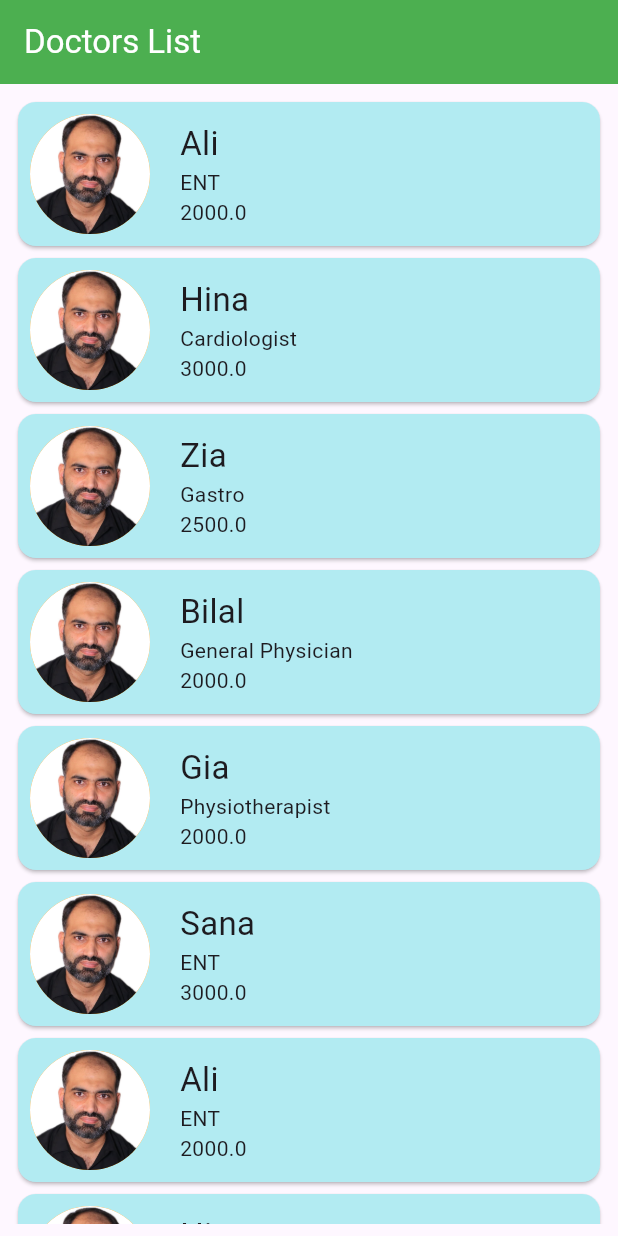
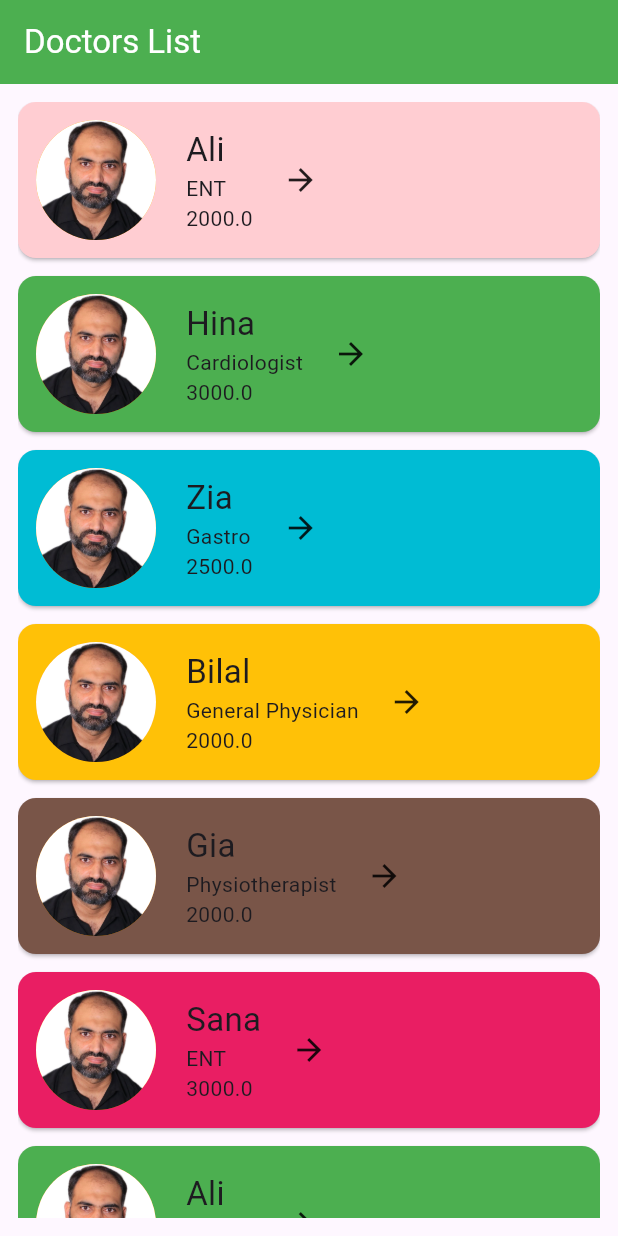
Before and after one commit to abidroid/flutter_online_june_project, a Flutter app: the screen it shows after launch, on a phone screen of 412 x 824 dp. Run offline on Flutter 3.47's test engine with Material 3 defaults, Android fonts, the phone set to English and light mode, and no system bars.

Commit message:
Custom Widget

```diff
--- /dev/null
+++ b/lib/data_store/data_store.dart
@@ -0,0 +1,39 @@
+
+
+// Hard Coded Data
+import 'dart:ui';
+
+import 'package:flutter/material.dart';
+
+import '../models/doctor.dart';
+
+List<Doctor> doctors = [
+  Doctor(name: 'Ali', spe: 'ENT', fee: 2000, photo: 'images/abid.png'),
+  Doctor(name: 'Hina', spe: 'Cardiologist', fee: 3000, photo: 'images/abid.png'),
+  Doctor(name: 'Zia', spe: 'Gastro', fee: 2500, photo: 'images/abid.png'),
+  Doctor(name: 'Bilal', spe: 'General Physician', fee: 2000, photo: 'images/abid.png'),
+  Doctor(name: 'Gia', spe: 'Physiotherapist', fee: 2000, photo: 'images/abid.png'),
+  Doctor(name: 'Sana', spe: 'ENT', fee: 3000, photo: 'images/abid.png'),
+  Doctor(name: 'Ali', spe: 'ENT', fee: 2000, photo: 'images/abid.png'),
+  Doctor(name: 'Hina', spe: 'Cardiologist', fee: 3000, photo: 'images/abid.png'),
+  Doctor(name: 'Zia', spe: 'Gastro', fee: 2500, photo: 'images/abid.png'),
+  Doctor(name: 'Bilal', spe: 'General Physician', fee: 2000, photo: 'images/abid.png'),
+  Doctor(name: 'Gia', spe: 'Physiotherapist', fee: 2000, photo: 'images/abid.png'),
+  Doctor(name: 'Sana', spe: 'ENT', fee: 3000, photo: 'images/abid.png'),
+
+];
+
+List<Color> colorList = [
+  Colors.red[100]!,
+  Colors.green,
+  Colors.cyan,
+  Colors.amber,
+  Colors.brown,
+  Colors.pink,
+  Colors.green,
+  Colors.cyan,
+  Colors.amber,
+  Colors.brown,
+  Colors.pink,
+  Colors.teal,
+];
--- a/lib/screens/doctor_list_screen.dart
+++ b/lib/screens/doctor_list_screen.dart
@@ -1,29 +1,14 @@
 
 import 'package:flutter/material.dart';
-import 'package:flutter_online_june_project/models/doctor.dart';
+import 'package:flutter_online_june_project/widgets/doctor_card.dart';
+import '../data_store/data_store.dart';
+import '../models/doctor.dart';
 
 class DoctorListScreen extends StatelessWidget {
   const DoctorListScreen({super.key});
 
   @override
   Widget build(BuildContext context) {
-
-    // Hard Coded Data
-    List<Doctor> doctors = [
-      Doctor(name: 'Ali', spe: 'ENT', fee: 2000, photo: 'images/abid.png'),
-      Doctor(name: 'Hina', spe: 'Cardiologist', fee: 3000, photo: 'images/abid.png'),
-      Doctor(name: 'Zia', spe: 'Gastro', fee: 2500, photo: 'images/abid.png'),
-      Doctor(name: 'Bilal', spe: 'General Physician', fee: 2000, photo: 'images/abid.png'),
-      Doctor(name: 'Gia', spe: 'Physiotherapist', fee: 2000, photo: 'images/abid.png'),
-      Doctor(name: 'Sana', spe: 'ENT', fee: 3000, photo: 'images/abid.png'),
-      Doctor(name: 'Ali', spe: 'ENT', fee: 2000, photo: 'images/abid.png'),
-      Doctor(name: 'Hina', spe: 'Cardiologist', fee: 3000, photo: 'images/abid.png'),
-      Doctor(name: 'Zia', spe: 'Gastro', fee: 2500, photo: 'images/abid.png'),
-      Doctor(name: 'Bilal', spe: 'General Physician', fee: 2000, photo: 'images/abid.png'),
-      Doctor(name: 'Gia', spe: 'Physiotherapist', fee: 2000, photo: 'images/abid.png'),
-      Doctor(name: 'Sana', spe: 'ENT', fee: 3000, photo: 'images/abid.png'),
-
-    ];
 
     return Scaffold(
       appBar: AppBar(
@@ -32,37 +17,14 @@ class DoctorListScreen extends StatelessWidget {
         foregroundColor: Colors.white,
       ),
       body: Padding(
-        padding: const EdgeInsets.all(8.0),
+        padding: const EdgeInsets.all(12.0),
         child: ListView.builder(
             itemCount: doctors.length,
             itemBuilder: (BuildContext context, int index){
-              return Card(
 
-                color: Colors.cyan[100],
-
-                child: Padding(
-                  padding: const EdgeInsets.all(8.0),
-                  child: Row(
-                    spacing: 20,
-                    children: [
-                      CircleAvatar(
-                        radius: 40,
-                        backgroundColor: Colors.orange,
-                        backgroundImage: AssetImage(doctors[index].photo),
-                      ),
-
-                      Column(
-                        crossAxisAlignment: CrossAxisAlignment.start,
-                        children: [
-                          Text(doctors[index].name, style: TextStyle(fontSize: 22),),
-                          Text(doctors[index].spe),
-                          Text(doctors[index].fee.toString()),
-                        ],
-                      )
-                    ],
-                  ),
-                ),
-              );
+              Doctor doctor = doctors[index];
+              // Custom widget
+              return DoctorCard(doctor: doctor, color: colorList[index]);
             }),
       ),
     );
--- /dev/null
+++ b/lib/widgets/doctor_card.dart
@@ -0,0 +1,50 @@
+
+
+import 'package:flutter/material.dart';
+
+import '../models/doctor.dart';
+
+// Custom Widget
+// Reusable
+
+class DoctorCard extends StatelessWidget {
+
+  final Doctor doctor;
+  final Color color;
+
+  const DoctorCard({super.key, required this.doctor, required this.color});
+
+  @override
+  Widget build(BuildContext context) {
+    return Card(
+
+      margin: const EdgeInsets.only(bottom: 12),
+      //color: index % 2 == 0 ? Colors.cyan[100] : Colors.pink[100],
+      color: color,
+      child: Padding(
+        padding: const EdgeInsets.all(12.0),
+        child: Row(
+          spacing: 20,
+          children: [
+            CircleAvatar(
+              radius: 40,
+              backgroundColor: Colors.orange,
+              backgroundImage: AssetImage(doctor.photo),
+            ),
+
+            Column(
+              crossAxisAlignment: CrossAxisAlignment.start,
+              children: [
+                Text(doctor.name, style: TextStyle(fontSize: 22),),
+                Text(doctor.spe),
+                Text(doctor.fee.toString()),
+              ],
+            ),
+
+            Icon(Icons.arrow_forward)
+          ],
+        ),
+      ),
+    );
+  }
+}
```
